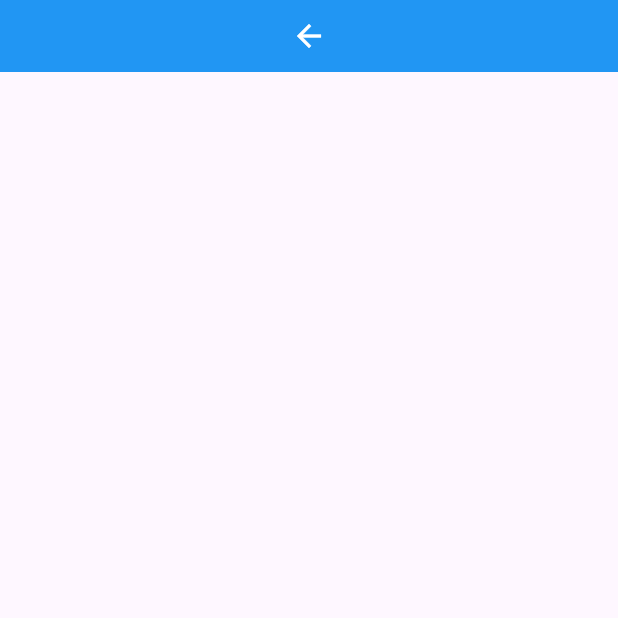
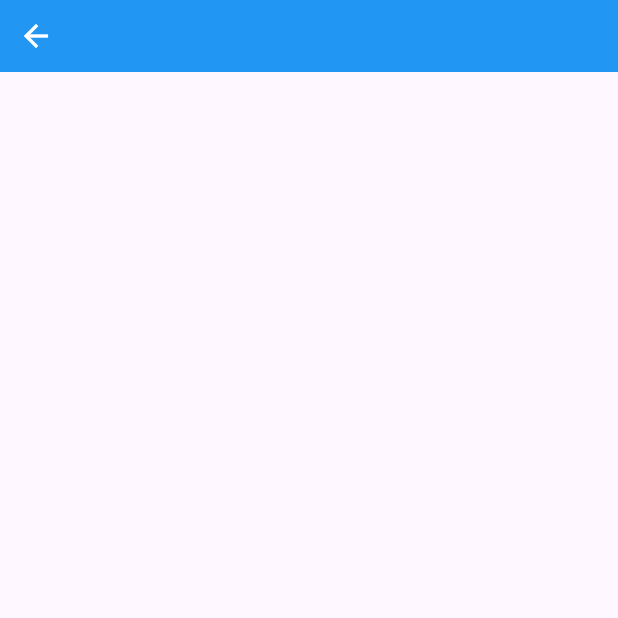
Before and after one commit to mussa010/ProvaParcial, a Flutter app: the AboutApp screen opened by its route, on a phone screen of 412 x 824 dp, the top half of it. Run offline on Flutter 3.47's test engine with Material 3 defaults, Android fonts, the phone set to English and light mode, and no system bars; our stand-ins replace device_preview, mask_text_input_formatter.

Commit message:
prova parcial

```diff
--- a/lib/view/aboutApp.dart
+++ b/lib/view/aboutApp.dart
@@ -10,7 +10,7 @@ class AboutApp extends StatelessWidget {
       body: Column(
         children: [
           Container(
-            alignment:Alignment.center,
+            alignment:Alignment.bottomLeft,
             color: Colors.blue,
             child: IconButton(
               onPressed: () => Navigator.pop(context),
```
